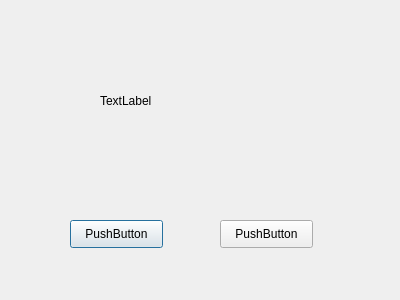
auroraka/flowFree, file gamedialog.ui: the form before one commit.
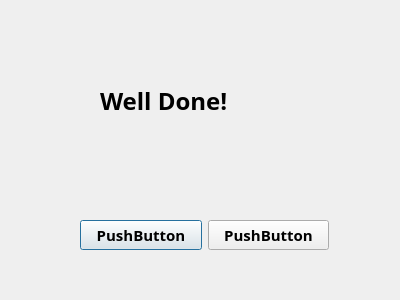
The form after the commit.

```diff
--- a/gamedialog.ui
+++ b/gamedialog.ui
@@ -22,35 +22,59 @@
      <height>121</height>
     </rect>
    </property>
-   <property name="text">
-    <string>TextLabel</string>
+   <property name="font">
+    <font>
+     <family>A-OTF Kaisho MCBK1 Pro MCBK1</family>
+     <pointsize>18</pointsize>
+     <weight>75</weight>
+     <bold>true</bold>
+    </font>
    </property>
-  </widget>
-  <widget class="QPushButton" name="pushButton">
-   <property name="geometry">
-    <rect>
-     <x>70</x>
-     <y>220</y>
-     <width>93</width>
-     <height>28</height>
-    </rect>
-   </property>
    <property name="text">
-    <string>PushButton</string>
+    <string>Well Done!</string>
    </property>
   </widget>
-  <widget class="QPushButton" name="pushButton_2">
+  <widget class="QWidget" name="">
    <property name="geometry">
     <rect>
-     <x>220</x>
+     <x>80</x>
      <y>220</y>
-     <width>93</width>
-     <height>28</height>
+     <width>249</width>
+     <height>30</height>
     </rect>
    </property>
-   <property name="text">
-    <string>PushButton</string>
-   </property>
+   <layout class="QHBoxLayout" name="horizontalLayout">
+    <item>
+     <widget class="QPushButton" name="pushButton">
+      <property name="font">
+       <font>
+        <family>陈代明硬笔体</family>
+        <pointsize>11</pointsize>
+        <weight>75</weight>
+        <bold>true</bold>
+       </font>
+      </property>
+      <property name="text">
+       <string>PushButton</string>
+      </property>
+     </widget>
+    </item>
+    <item>
+     <widget class="QPushButton" name="pushButton_2">
+      <property name="font">
+       <font>
+        <family>陈代明硬笔体</family>
+        <pointsize>11</pointsize>
+        <weight>75</weight>
+        <bold>true</bold>
+       </font>
+      </property>
+      <property name="text">
+       <string>PushButton</string>
+      </property>
+     </widget>
+    </item>
+   </layout>
   </widget>
  </widget>
  <resources/>
```
